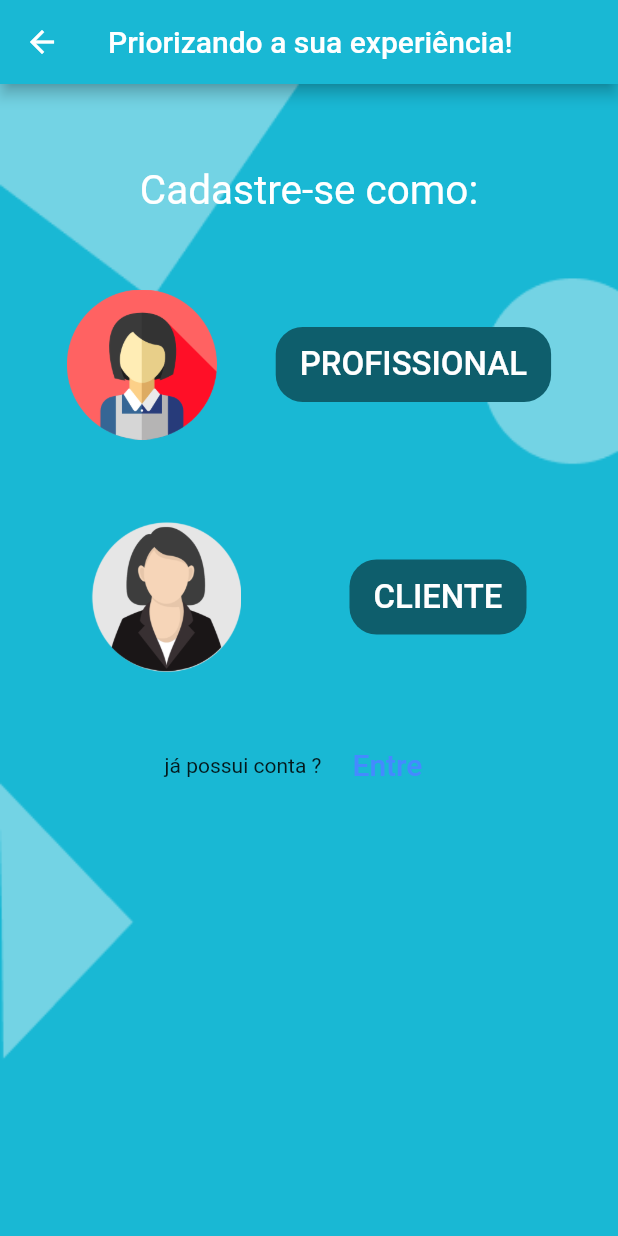
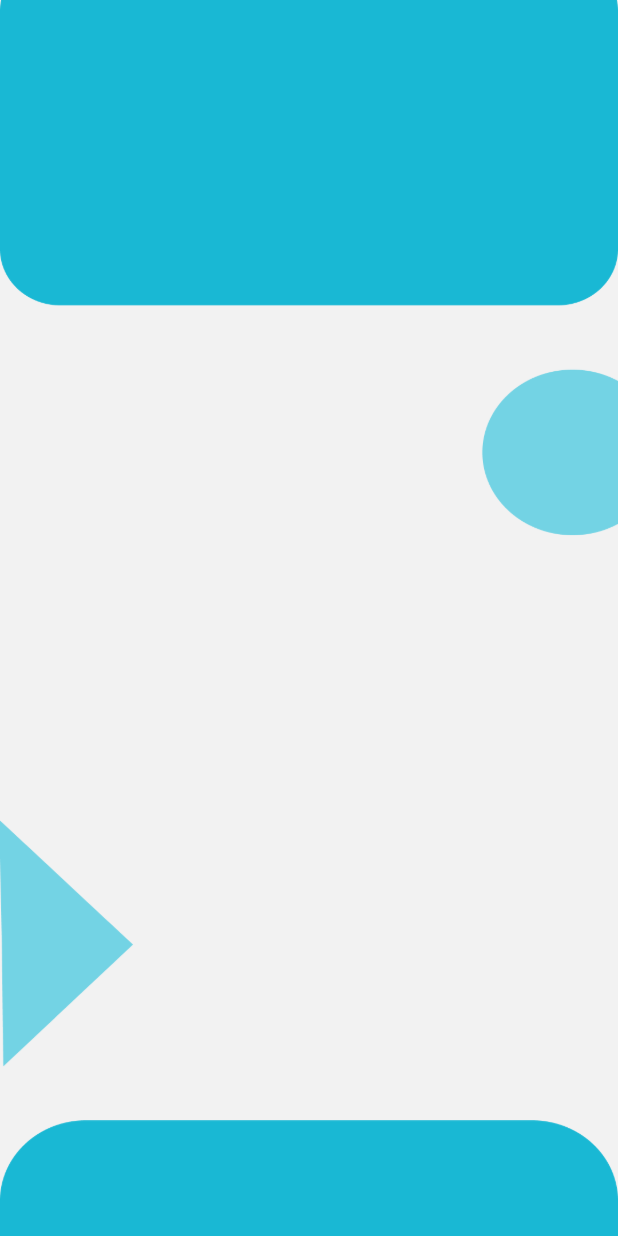
Before and after one commit to JuanPablooo/clean_house, a Flutter app: the EscolhaPerfil screen opened directly, after a tap on "CLIENTE", on a phone screen of 412 x 824 dp. Run offline on Flutter 3.47's test engine with Material 2 defaults, Android fonts, the phone set to English and light mode, and no system bars.

Commit message:
primeiro passo do cliente

```diff
--- a/lib/app/my.app.dart
+++ b/lib/app/my.app.dart
@@ -1,4 +1,4 @@
-import 'package:clean_house/view/escolha-perfil.page.dart';
+import 'package:clean_house/view/cadastro/escolha-perfil.page.dart';
 import 'package:clean_house/view/login.page.dart';
 import 'package:flutter/cupertino.dart';
 import 'package:flutter/material.dart';
--- /dev/null
+++ b/lib/constants/navegacao.dart
@@ -0,0 +1 @@
+import 'package:flutter/material.dart';
--- /dev/null
+++ b/lib/view/cadastro/clientes/passo-1-cliente.dart
@@ -0,0 +1,39 @@
+import 'package:clean_house/view/widgets/background.dart';
+import 'package:flutter/material.dart';
+
+class Passo1Cliente extends StatefulWidget {
+  @override
+  _Passo1Cliente createState() {
+    return _Passo1Cliente();
+  }
+}
+
+class _Passo1Cliente extends State<Passo1Cliente> {
+  @override
+  Widget build(BuildContext context) {
+    return Scaffold(
+//      appBar: AppBar(
+//        backgroundColor: Color.fromRGBO(25,184,212,1),
+//       elevation: 0.0,
+//        title: Text("Priorizando a sua experiência!",
+//          style: TextStyle() ,
+//        ),
+//      ),
+      resizeToAvoidBottomInset : false,
+      body: Container(
+        decoration: Background.desenha("background-cinza2.png"),
+        child: ListView(
+          children: <Widget>[
+            SizedBox(
+              height: 120,
+              child: Container(
+//                decoration: Background.desenha("retangulo-superior.png"),
+              ),
+            )
+          ],
+        ),
+
+      )
+    );
+  }
+}
--- /dev/null
+++ b/lib/view/cadastro/escolha-perfil.page.dart
@@ -0,0 +1,136 @@
+import 'package:clean_house/constants/cores.dart';
+import 'package:clean_house/view/login.page.dart';
+import 'package:clean_house/view/widgets/background.dart';
+import 'package:clean_house/view/widgets/buttons/btn-generic.dart';
+import 'package:clean_house/view/cadastro/clientes/passo-1-cliente.dart';
+import 'package:flutter/material.dart';
+
+//var cadastrastrese = (contexto) => Navigator.push(
+//    contexto,
+//    MaterialPageRoute(
+//        builder: (BuildContext context)=> LoginPage())
+//);
+
+class EscolhaPerfil extends StatelessWidget{
+//  var cadastrastrese = (contexto) => Navigator.push(
+//      contexto,
+//      MaterialPageRoute(
+//          builder: (BuildContext context)=> LoginPage())
+//  );
+  @override
+  Widget build(BuildContext context){
+    var  entrarPage = () {
+      Navigator.push(
+          context,
+          MaterialPageRoute(
+          builder: (BuildContext context)=> LoginPage()));
+    };
+    var  cadastroCliente = () {
+      Navigator.push(
+          context,
+          MaterialPageRoute(
+          builder: (BuildContext context)=> Passo1Cliente()));
+    };
+    var  cadastroProfissional = () {
+      Navigator.push(
+          context,
+          MaterialPageRoute(
+          builder: (BuildContext context)=> LoginPage()));
+    };
+    return Scaffold(
+      appBar: AppBar(
+        backgroundColor: Color.fromRGBO(25,184,212,1),
+        title: Text("Priorizando a sua experiência!",
+          style: TextStyle() ,
+        ),
+      ),
+      resizeToAvoidBottomInset : false,
+      body: Container(
+        decoration: Background.desenha("background.png"),
+        padding: EdgeInsets.only(top: 20, left: 25, right: 25 ),
+        child: ListView(
+          children: <Widget>[
+            SizedBox(
+              height: 85,
+            ),
+            Column(
+
+              children: <Widget>[
+                Text(
+                  "Cadastre-se como:",
+                  textAlign: TextAlign.center,
+                  style: TextStyle(
+                    fontSize: 27,
+                    color: Colors.white,
+                  ),
+                ),
+              ],
+            ),
+            SizedBox(
+              height: 25,
+            ),
+            Container(
+              child: SizedBox(
+                height: 250,
+                child: Column(
+                  mainAxisAlignment: MainAxisAlignment.spaceBetween,
+                  children: <Widget>[
+
+                    SizedBox(
+                      height: 110,
+                      child: Row(
+                        mainAxisAlignment: MainAxisAlignment.spaceAround,
+                        children: <Widget>[
+                          SizedBox(
+                            height: 100,
+                            width: 100,
+                            child: Image.asset("assets/funcionaria.png"),
+                          ),
+                          btnGeneric("PROFISSIONAL", myDarkBlue, null, null, 200.0)
+                        ],
+                      )
+                    ),
+                    SizedBox(
+                        height: 110,
+                        child: Row(
+                          mainAxisAlignment: MainAxisAlignment.spaceAround,
+                          children: <Widget>[
+                            SizedBox(
+                              height: 100,
+                              width: 100,
+                              child: Image.asset("assets/cliente.png"),
+                            ),
+                            btnGeneric("CLIENTE", myDarkBlue, cadastroCliente, null, 200.0)
+                          ],
+                        )
+                    ),
+                  ],
+                ),
+              ),
+            ),
+            SizedBox(
+              height: 23,
+            ),
+            Column(
+              mainAxisAlignment: MainAxisAlignment.center,
+              children: <Widget>[
+                Text(
+                  "já está cadastrado ?",
+                  style: TextStyle(
+                    color: Colors.white,
+                    fontSize: 30
+                  ),
+                ),
+                SizedBox(
+                  height: 20,
+                ),
+                btnGeneric("ENTRE", myDarkBlue, entrarPage, null, 330.0)
+              ],
+            )
+
+          ]
+        ),
+      ) ,
+    );
+  }
+}
--- a/lib/view/escolha-perfil.page.dart
+++ /dev/null
@@ -1,203 +0,0 @@
-import 'package:clean_house/constants/cores.dart';
-import 'package:clean_house/view/widgets/background.dart';
-import 'package:clean_house/view/widgets/buttons/btn-generic.dart';
-import 'package:flutter/material.dart';
-
-class EscolhaPerfil extends StatelessWidget{
-  @override
-  Widget build(BuildContext context){
-    return Scaffold(
-      appBar: AppBar(
-        backgroundColor: Color.fromRGBO(25,184,212,1),
-        title: Text("Priorizando a sua experiência!",
-          style: TextStyle() ,
-        ),
-      ),
-      resizeToAvoidBottomInset : false,
-      body: Container(
-        decoration: Background.desenha("background.png"),
-        padding: EdgeInsets.only(top: 20, left: 25, right: 25 ),
-        child: ListView(
-          children: <Widget>[
-            SizedBox(
-              height: 35,
-            ),
-            Column(
-
-              children: <Widget>[
-                Text(
-                  "Cadastre-se como:",
-                  textAlign: TextAlign.center,
-                  style: TextStyle(
-                    fontSize: 27,
-                    color: Colors.white,
-                  ),
-                ),
-              ],
-            ),
-            SizedBox(
-              height: 25,
-            ),
-            Container(
-              child: SizedBox(
-                height: 305,
-                child: Column(
-                  mainAxisAlignment: MainAxisAlignment.spaceBetween,
-                  children: <Widget>[
-
-                    SizedBox(
-                      height: 150,
-                      child: Row(
-                        mainAxisAlignment: MainAxisAlignment.spaceAround,
-                        children: <Widget>[
-                          SizedBox(
-                            height: 100,
-                            width: 100,
-                            child: Image.asset("assets/funcionaria.png"),
-                          ),
-                          btnGeneric("PROFISSIONAL", myDarkBlue, null, null)
-                        ],
-                      )
-                    ),
-                    SizedBox(
-                        height: 150,
-                        child: Row(
-                          mainAxisAlignment: MainAxisAlignment.spaceAround,
-                          children: <Widget>[
-                            SizedBox(
-                              height: 100,
-                              width: 100,
-                              child: Image.asset("assets/cliente.png"),
-                            ),
-                            btnGeneric("CLIENTE", myDarkBlue, null, null)
-                          ],
-                        )
-                    ),
-                  ],
-                ),
-              ),
-            ),
-//            Container(
-//              child: SizedBox(
-//                height: 200,
-//                width: 331,
-//                child: Column(
-//                  mainAxisAlignment: MainAxisAlignment.center,
-//                  children: <Widget>[
-//                    Row(
-//                      mainAxisAlignment: MainAxisAlignment.spaceAround,
-//                      children: <Widget>[
-//                        SizedBox(
-//                          width: 150,
-//                          child: Column(
-//                            mainAxisAlignment: MainAxisAlignment.spaceAround,
-//                            children: <Widget>[
-//                              SizedBox(
-//                                height: 120,
-//                                width: 100,
-//                                child: Image.asset("assets/funcionaria.png"),
-//                              ),
-//                              Container(
-//                                height: 47,
-//                                width: 130,
-//                                decoration: BoxDecoration(
-//                                  color: Color.fromRGBO(22,119,199,1.0),
-//                                  borderRadius: BorderRadius.all(Radius.circular(5)),
-//                                  boxShadow: [
-//                                    BoxShadow(
-//                                      color: Color.fromRGBO(0, 0, 0, 0.25),
-//                                      offset: Offset(1, 3),
-//                                      blurRadius: 1.5,
-//                                      spreadRadius: 0.8,
-//                                    )
-//                                  ]
-//                                ),
-//                                child: FlatButton(onPressed: ()=>{},
-//                                    child: Row(
-//                                      mainAxisAlignment: MainAxisAlignment.center,
-//                                      children: <Widget>[
-//                                        Text(
-//                                          "Profissional",
-//                                          style: TextStyle(color: Colors.white),
-//                                        )
-//                                      ],
-//                                    )),
-//                              ),
-//                            ],),
-//                        ),
-//                        SizedBox(
-//                          width: 150,
-//                          child: Column(
-//                            mainAxisAlignment: MainAxisAlignment.spaceAround,
-//                            children: <Widget>[
-//                              SizedBox(
-//                                height: 120,
-//                                width: 100,
-//                                child: Image.asset("assets/cliente.png"),
-//                              ),
-//                              Container(
-//                                height: 47,
-//                                width: 130,
-//                                decoration: BoxDecoration(
-//                                  color: Color.fromRGBO(25,184,212,1),
-//                                  boxShadow: [
-//                                    BoxShadow(
-//                                      color: Color.fromRGBO(0, 0, 0, 0.25),
-//                                      offset: Offset(1, 3),
-//                                      blurRadius: 1.5,
-//                                      spreadRadius: 0.8,
-//                                    )
-//                                  ],
-//                                  borderRadius: BorderRadius.all(Radius.circular(5))
-//                                ),
-//                                child: FlatButton(onPressed: ()=>{},
-//
-//                                    child: Row(
-//                                      mainAxisAlignment: MainAxisAlignment.center,
-//                                      children: <Widget>[
-//                                        Text(
-//                                          "Cliente",
-//                                          style: TextStyle(
-//                                            color: Colors.white
-//                                          ),
-//                                        )
-//                                      ],
-//                                    )),
-//                              ),
-//                            ],),
-//                        ),
-//
-//                      ],
-//                    ),
-//                  ],
-//                ),
-//              ),
-//            ),
-            SizedBox(
-              height: 13,
-            ),
-            Row(
-              mainAxisAlignment: MainAxisAlignment.center,
-              children: <Widget>[
-                Text(
-                  "já possui conta ?"
-                ),
-                Container(
-                  alignment: Alignment.center,
-                  child: FlatButton(onPressed: null,
-                      child: Text("Entre",
-                        style: TextStyle(
-                          color: Colors.blueAccent,
-                          fontSize: 20
-                        ),
-                      )),
-                )
-              ],
-            )
-
-          ]
-        ),
-      ) ,
-    );
-  }
-}
--- a/lib/view/login.page.dart
+++ b/lib/view/login.page.dart
@@ -9,7 +9,7 @@ import 'package:clean_house/view/widgets/buttons/input-senha.dart';
 import 'package:clean_house/view/widgets/background.dart';
 import 'package:clean_house/constants/cores.dart';
 
-import 'escolha-perfil.page.dart';
+import 'cadastro/escolha-perfil.page.dart';
 
  cadastrastrese(contexto) => Navigator.push(
       contexto,
@@ -65,16 +65,16 @@ class LoginPage extends StatelessWidget {
               SizedBox(
                 height: 30,
               ),
-              btnGeneric("Entrar", myDarkBlue, null, null),
+              btnGeneric("Entrar", myDarkBlue, null, null, null),
               SizedBox(
                 height: 10,
               ),
 //              entrarGoogle(),
-              btnGeneric("Entrar Com o Google", myDarkBlue, null, "marcas-e-logotipos.png"),
+              btnGeneric("Entrar Com o Google", myDarkBlue, null, "marcas-e-logotipos.png", null),
               SizedBox(
                 height: 10,
               ),
-              btnGeneric("Entrar Com o Facebook", myDarkBlue, null, "fb-icon.png"),
+              btnGeneric("Entrar Com o Facebook", myDarkBlue, null, "fb-icon.png", null),
 
               SizedBox(
                 height: 10,
--- a/lib/view/widgets/buttons/btn-cadastrar.dart
+++ b/lib/view/widgets/buttons/btn-cadastrar.dart
@@ -1,7 +1,7 @@
 import 'package:clean_house/constants/cores.dart';
 import 'package:flutter/material.dart';
 
-import '../../escolha-perfil.page.dart';
+import '../../cadastro/escolha-perfil.page.dart';
 
 Container btnCadastrar(contexto)=>Container(
   height: 30,
--- a/lib/view/widgets/buttons/btn-generic.dart
+++ b/lib/view/widgets/buttons/btn-generic.dart
@@ -11,7 +11,7 @@ Container addImgButton(imgName)=>
       ),
     );
 
-Container btnGeneric(titulo, cor, funcao, imgName){
+Container btnGeneric(titulo, cor, funcao, imgName, widthBtn){
   var align = MainAxisAlignment.center;
   var icone = Container();
   if(imgName != null){
@@ -19,7 +19,7 @@ Container btnGeneric(titulo, cor, funcao, imgName){
     icone = addImgButton(imgName);
   }
  return Container(
-
+   width: widthBtn,
   height: 50,
   alignment: Alignment.centerLeft,
   decoration: BoxDecoration(
@@ -27,7 +27,12 @@ Container btnGeneric(titulo, cor, funcao, imgName){
     borderRadius: BorderRadius.all(Radius.circular(18)),
 
   ),
-  child: FlatButton(onPressed: ()=>{},
+  child: FlatButton(onPressed: ()=>{
+    if(funcao != null){
+      funcao()
+    }
+
+  },
       child: Row(
         mainAxisAlignment: align,
 
```
Also changed, not shown: pubspec.yaml (+12 -12 lines), assets/background-cinza.png (added), assets/background-cinza2.png (added), assets/icon-voltar.png (added), assets/retangulo-superior.png (added), pubspec.lock.
